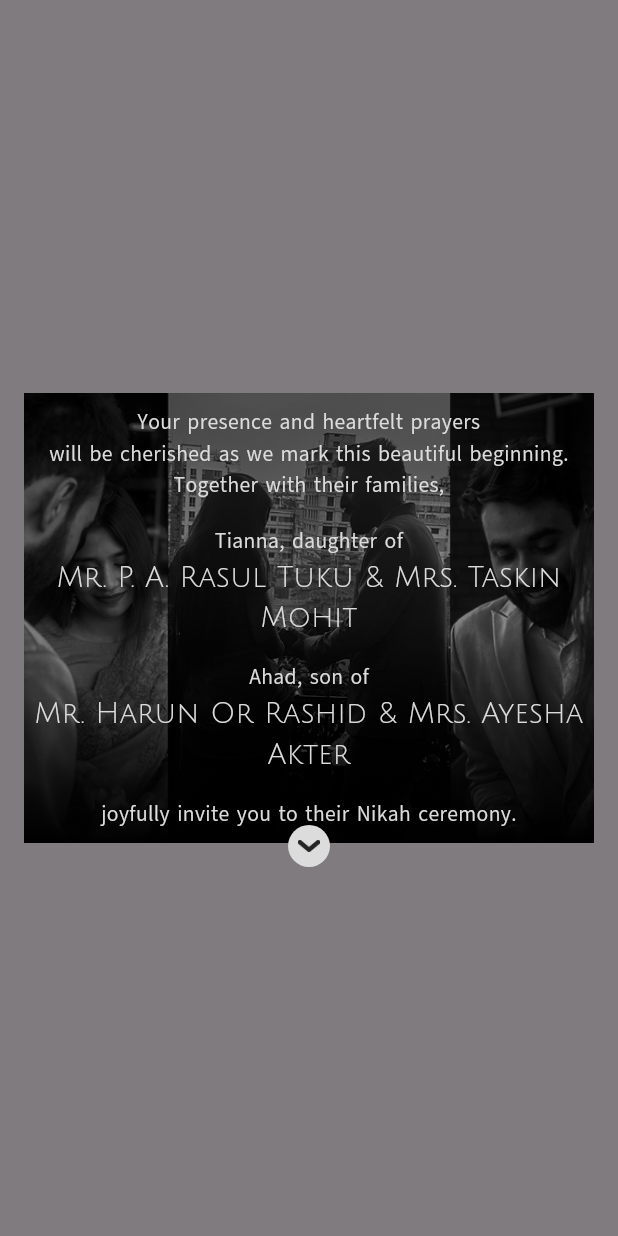
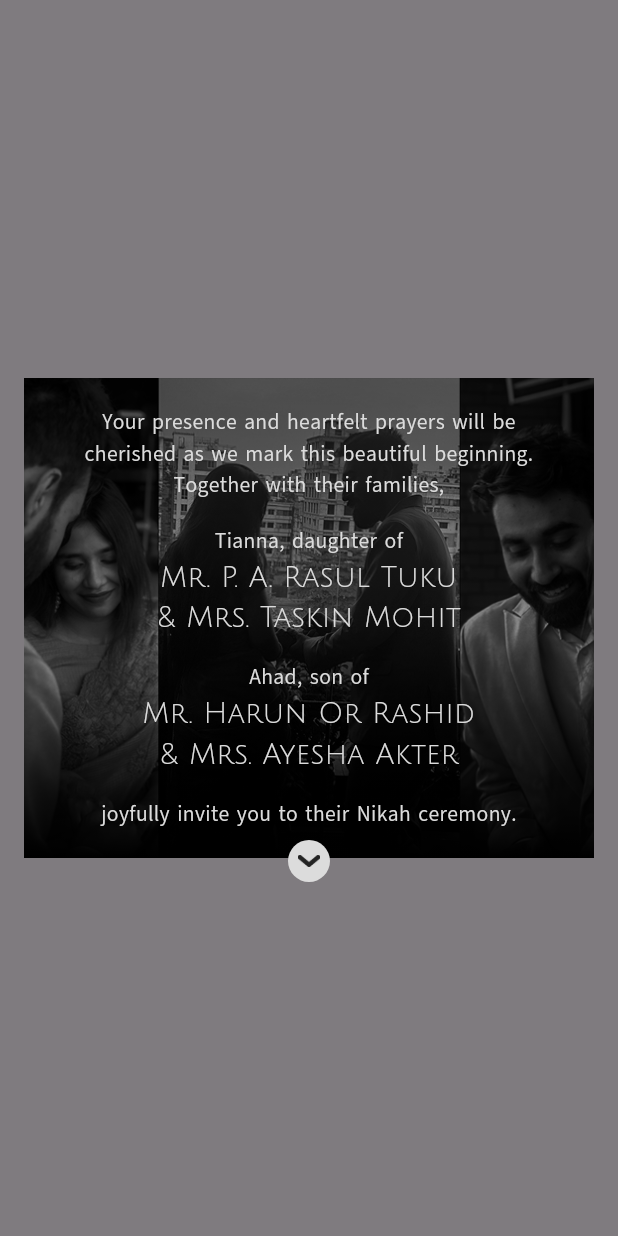
Before and after one commit to 35c0b4r/ahanna, a Flutter app: what customGreetingsDialog() shows on an empty page, opened directly, on a phone screen of 412 x 824 dp. Run offline on Flutter 3.47's test engine with Material 3 defaults, Android fonts, the phone set to English and light mode, and no system bars.

Commit message:
drag fixes

```diff
--- a/lib/pages/page_three.dart
+++ b/lib/pages/page_three.dart
@@ -31,7 +31,7 @@ Future<Object?> customGreetingsDialog(BuildContext context) {
           filter: ImageFilter.blur(sigmaX: 5, sigmaY: 5),
           child: Center(
             child: Container(
-              height: 300,
+              height: 320,
               margin: EdgeInsets.symmetric(horizontal: 16),
               constraints: BoxConstraints(maxWidth: 500),
               child: Scaffold(
@@ -44,7 +44,7 @@ Future<Object?> customGreetingsDialog(BuildContext context) {
                       child: Image.asset(
                         greetingsImage,
                         fit: BoxFit.cover,
-                        height: 300,
+                        height: 320,
                       ),
                     ),
                     Container(
@@ -66,12 +66,12 @@ Future<Object?> customGreetingsDialog(BuildContext context) {
                         crossAxisAlignment: CrossAxisAlignment.center,
                         children: [
                           Text(
-                            "Your presence and heartfelt prayers",
+                            "Your presence and heartfelt prayers will be",
                             style: greetingsSubTitleTextStyle,
                             textAlign: TextAlign.center,
                           ),
                           Text(
-                            "will be cherished as we mark this beautiful beginning.",
+                            "cherished as we mark this beautiful beginning.",
                             style: greetingsSubTitleTextStyle,
                             textAlign: TextAlign.center,
                           ),
@@ -87,7 +87,7 @@ Future<Object?> customGreetingsDialog(BuildContext context) {
                             textAlign: TextAlign.center,
                           ),
                           Text(
-                            "Mr. P. A. Rasul Tuku & Mrs. Taskin Mohit",
+                            "Mr. P. A. Rasul Tuku \n& Mrs. Taskin Mohit",
                             style: greetingsTitleTextStyle,
                             textAlign: TextAlign.center,
                           ),
@@ -97,7 +97,7 @@ Future<Object?> customGreetingsDialog(BuildContext context) {
                             style: greetingsSubTitleTextStyle,
                           ),
                           Text(
-                            "Mr. Harun Or Rashid & Mrs. Ayesha Akter",
+                            "Mr. Harun Or Rashid \n& Mrs. Ayesha Akter",
                             style: greetingsTitleTextStyle,
                             textAlign: TextAlign.center,
                           ),
```
Also changed, not shown: lib/main.dart (+3 -7 lines), lib/pages/page_one.dart (+50 -39 lines), 2 other files.
